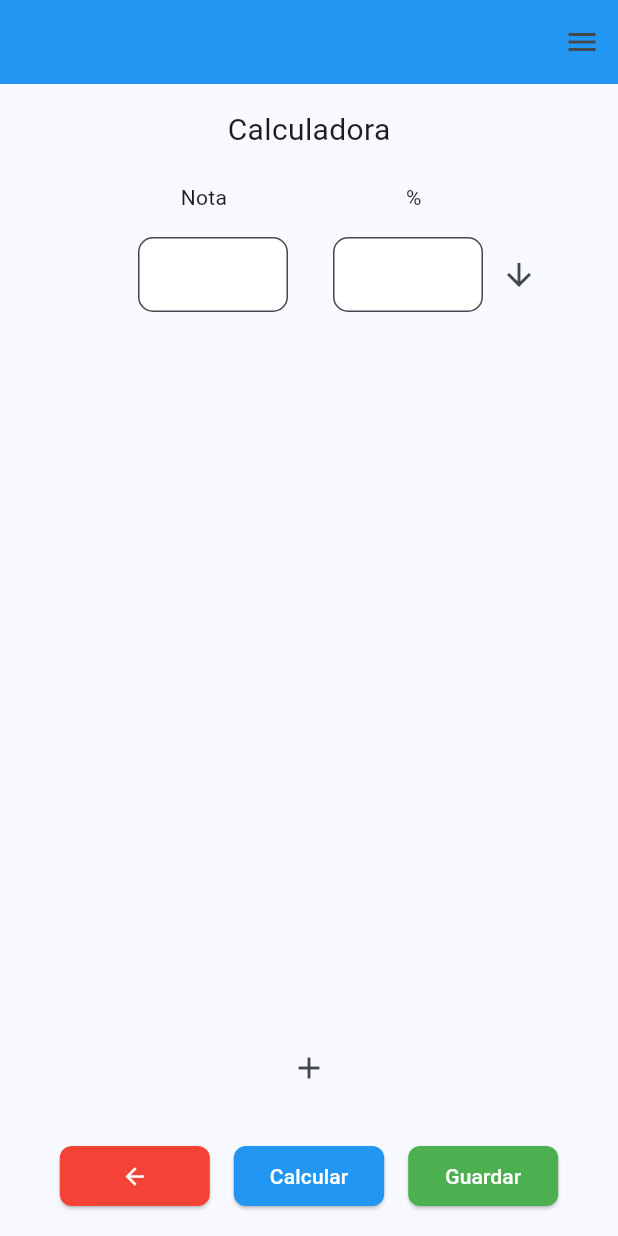
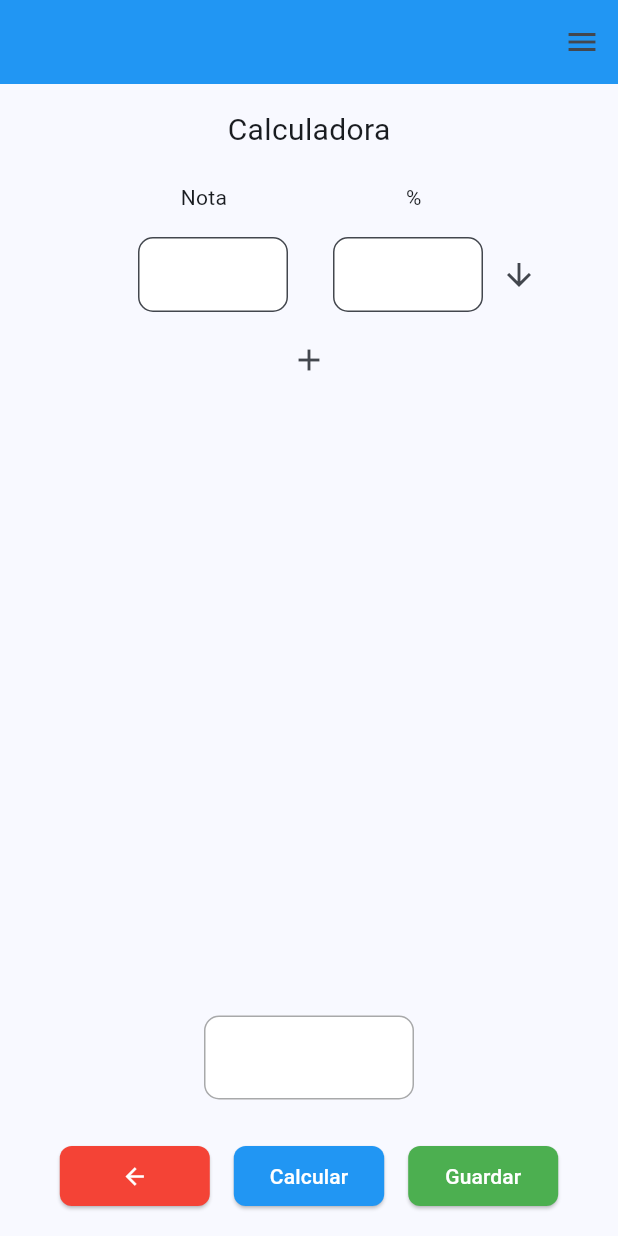
Before and after one commit to kmiloconk/average_calculator, a Flutter app: the screen it shows after launch, on a phone screen of 412 x 824 dp. Run offline on Flutter 3.47's test engine with Material 3 defaults, Android fonts, the phone set to English and light mode, and no system bars.

Commit message:
repocicion de boton add y agregar txtfield de resultado

```diff
--- a/lib/app/pv/pv_page.dart
+++ b/lib/app/pv/pv_page.dart
@@ -9,6 +9,7 @@ class PvPage extends StatefulWidget {
 
 class _PvPageState extends State<PvPage> {
   final List<Map<String, TextEditingController>> fields = [];
+  final TextEditingController averageController = TextEditingController();
   bool v = false;
 
   @override
@@ -61,8 +62,17 @@ class _PvPageState extends State<PvPage> {
             const SizedBox(height: 8),
             Flexible(
               child: ListView.builder(
-                itemCount: fields.length,
+                itemCount: fields.length + 1, // uno más para el botón add
                 itemBuilder: (context, index) {
+                  if (index == fields.length) {
+                    return Center(
+                      child: IconButton(
+                        onPressed: _addRow,
+                        icon: const Icon(Icons.add),
+                      ),
+                    );
+                  }
+
                   final noteController = fields[index]['note']!;
                   final percentageController = fields[index]['percentage']!;
                   return Padding(
@@ -93,9 +103,20 @@ class _PvPageState extends State<PvPage> {
             const SizedBox(height: 8),
             Align(
               alignment: Alignment.center,
-              child: IconButton(
-                onPressed: _addRow,
-                icon: const Icon(Icons.add),
+              child: Container(
+                padding:
+                    const EdgeInsets.symmetric(horizontal: 120, vertical: 3),
+                child: TextField(
+                  controller: averageController,
+                  decoration: InputDecoration(
+                      hintText: '',
+                      fillColor: Colors.white,
+                      filled: true,
+                      border: OutlineInputBorder(
+                        borderRadius: BorderRadius.circular(10.0),
+                      ),
+                      enabled: false),
+                ),
               ),
             ),
             const SizedBox(height: 24),
```
